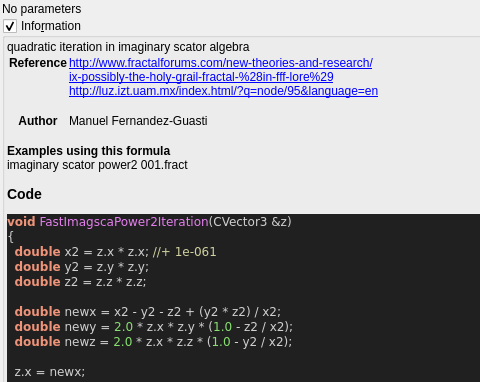
Qt form mandelbulber2/qt_data/fractal_imaginary_scator_power2.ui (buddhi1980/mandelbulber2) before a commit; both pictures show x 0 to 480 and y 0 to 382 of the 574 by 692 pixel window.
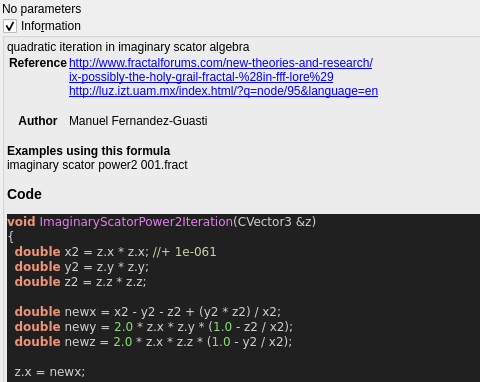
The same form after that commit. Custom widgets are drawn as their Qt base class.

```diff
--- a/mandelbulber2/qt_data/fractal_imaginary_scator_power2.ui
+++ b/mandelbulber2/qt_data/fractal_imaginary_scator_power2.ui
@@ -76,7 +76,7 @@
 &lt;/table&gt;
 &lt;br&gt;&lt;b&gt;Examples using this formula&lt;/b&gt;&lt;br&gt;imaginary scator power2 001.fract&lt;h3&gt;Code&lt;/h3&gt;
 &lt;body style=&quot;background-color:#202020&quot;&gt;
-&lt;pre style=&quot;color:#d0d0d0; background-color:#202020;  font-family:'Courier New',monospace;&quot;&gt;&lt;span style=&quot;color:#f09479; font-weight:bold&quot;&gt;void&lt;/span&gt; &lt;span style=&quot;color:#e47eed&quot;&gt;FastImagscaPower2Iteration&lt;/span&gt;&lt;span style=&quot;color:#d0d0d0&quot;&gt;(&lt;/span&gt;CVector3 &lt;span style=&quot;color:#d0d0d0&quot;&gt;&amp;amp;&lt;/span&gt;z&lt;span style=&quot;color:#d0d0d0&quot;&gt;)&lt;/span&gt;
+&lt;pre style=&quot;color:#d0d0d0; background-color:#202020;  font-family:'Courier New',monospace;&quot;&gt;&lt;span style=&quot;color:#f09479; font-weight:bold&quot;&gt;void&lt;/span&gt; &lt;span style=&quot;color:#e47eed&quot;&gt;ImaginaryScatorPower2Iteration&lt;/span&gt;&lt;span style=&quot;color:#d0d0d0&quot;&gt;(&lt;/span&gt;CVector3 &lt;span style=&quot;color:#d0d0d0&quot;&gt;&amp;amp;&lt;/span&gt;z&lt;span style=&quot;color:#d0d0d0&quot;&gt;)&lt;/span&gt;
 &lt;span style=&quot;color:#d0d0d0&quot;&gt;{&lt;/span&gt;
   &lt;span style=&quot;color:#f09479; font-weight:bold&quot;&gt;double&lt;/span&gt; x2 &lt;span style=&quot;color:#d0d0d0&quot;&gt;=&lt;/span&gt; z&lt;span style=&quot;color:#d0d0d0&quot;&gt;.&lt;/span&gt;x &lt;span style=&quot;color:#d0d0d0&quot;&gt;*&lt;/span&gt; z&lt;span style=&quot;color:#d0d0d0&quot;&gt;.&lt;/span&gt;x&lt;span style=&quot;color:#d0d0d0&quot;&gt;;&lt;/span&gt; &lt;span style=&quot;color:#d0d0a0&quot;&gt;//+ 1e-061&lt;/span&gt;
   &lt;span style=&quot;color:#f09479; font-weight:bold&quot;&gt;double&lt;/span&gt; y2 &lt;span style=&quot;color:#d0d0d0&quot;&gt;=&lt;/span&gt; z&lt;span style=&quot;color:#d0d0d0&quot;&gt;.&lt;/span&gt;y &lt;span style=&quot;color:#d0d0d0&quot;&gt;*&lt;/span&gt; z&lt;span style=&quot;color:#d0d0d0&quot;&gt;.&lt;/span&gt;y&lt;span style=&quot;color:#d0d0d0&quot;&gt;;&lt;/span&gt;
```
Left out of the diff: 4 changed lines with no effect on the pictures.
